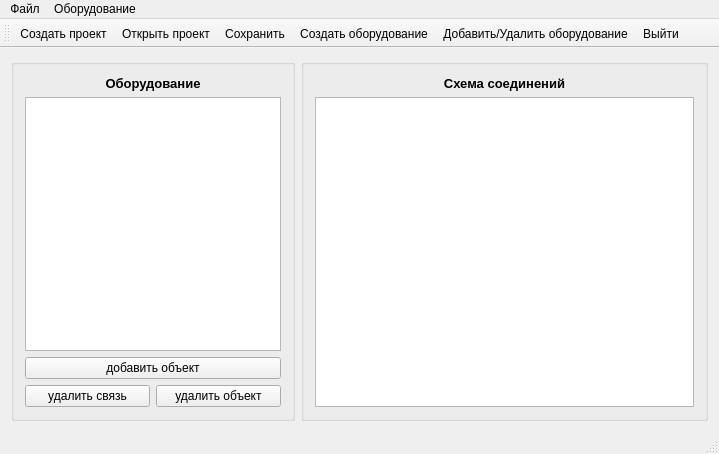
Qt form mainwindow.ui (VampireVol/NetworkDiagramEditor) before a commit.
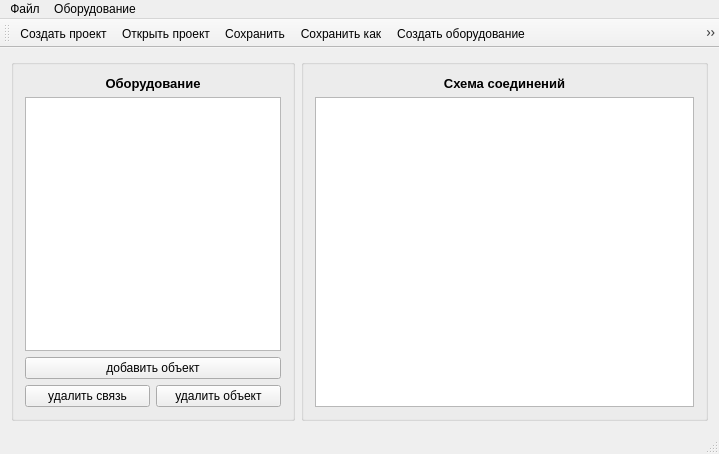
The same form after that commit. Icons and pictures are not drawn.

```diff
--- a/mainwindow.ui
+++ b/mainwindow.ui
@@ -149,6 +149,7 @@
    <addaction name="create"/>
    <addaction name="open"/>
    <addaction name="save"/>
+   <addaction name="save_as"/>
    <addaction name="open_equipment_creator"/>
    <addaction name="add_delete_equipment"/>
    <addaction name="close"/>
@@ -216,6 +217,15 @@
     <string>Удалить оборудование</string>
    </property>
   </action>
+  <action name="save_as">
+   <property name="icon">
+    <iconset resource="resource.qrc">
+     <normaloff>:/img/save as.png</normaloff>:/img/save as.png</iconset>
+   </property>
+   <property name="text">
+    <string>Сохранить как</string>
+   </property>
+  </action>
  </widget>
  <layoutdefault spacing="6" margin="11"/>
  <resources>
```
Left out of the diff: 1 changed line with no effect on the pictures.
